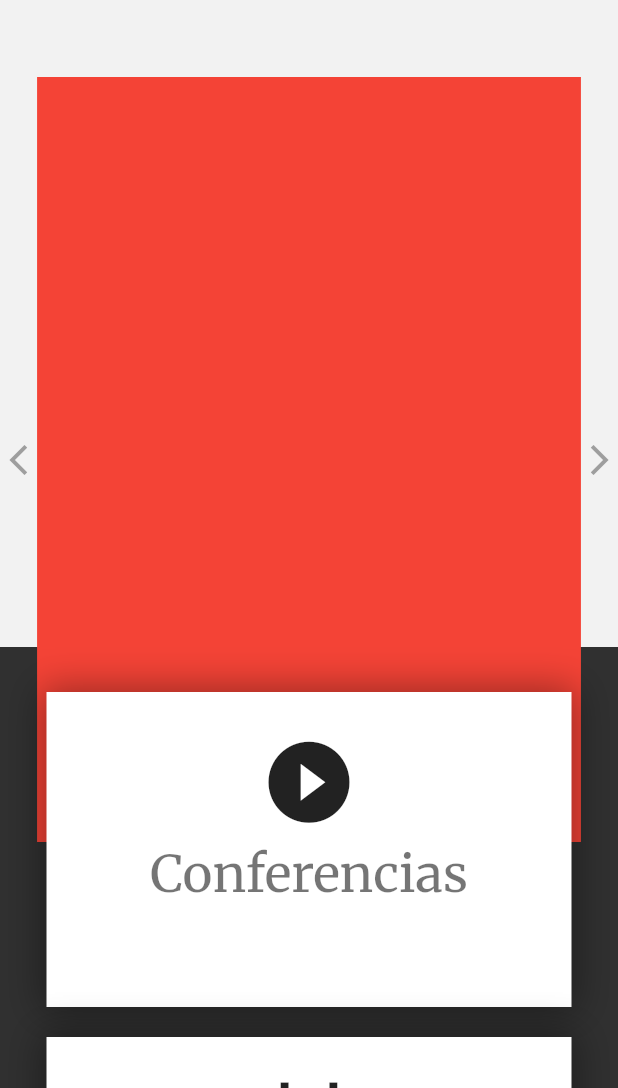
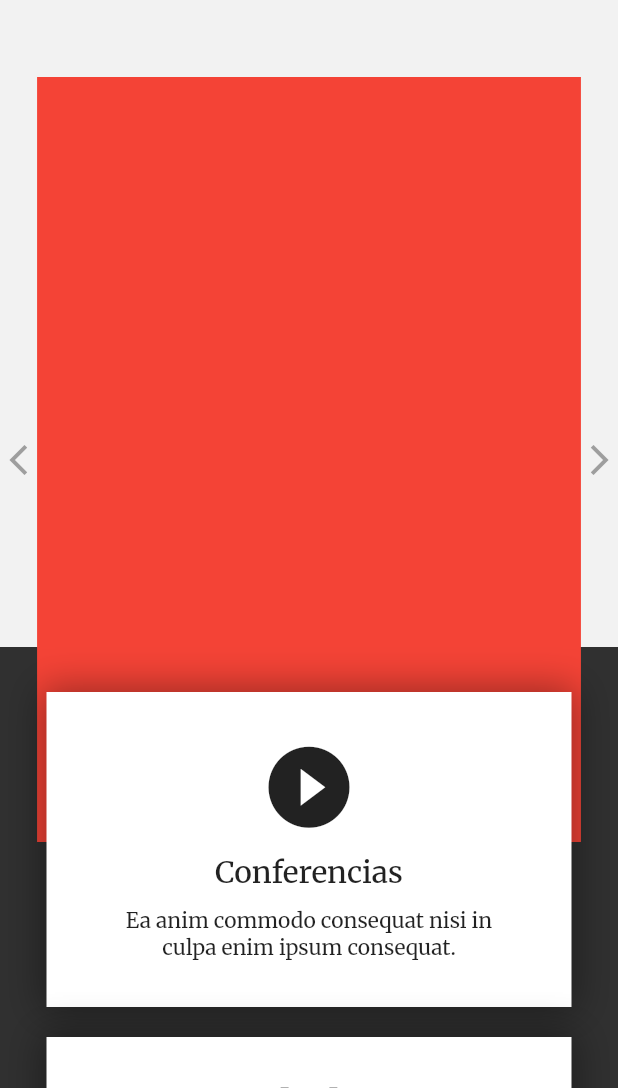
Before and after one commit to or-torah/or-torah-website, a Flutter app: the screen it shows after launch, on a phone screen of 412 x 824 dp, the part 148-1236 px from its top. Run offline on Flutter 3.47's test engine with Material 2 defaults, Android fonts, the light colour scheme and no system bars; drawn by our look-alikes of carousel_slider; our stand-ins replace go_router, google_fonts.

Commit message:
fix button description

```diff
--- a/lib/pages/home/buttons/button_title.dart
+++ b/lib/pages/home/buttons/button_title.dart
@@ -12,7 +12,7 @@
   Widget build(BuildContext context) {
     return Text(
       title,
-      style: Theme.of(context).textTheme.headlineMedium,
+      style: Theme.of(context).textTheme.titleLarge,
     );
   }
 }
--- a/lib/themes/app_theme.dart
+++ b/lib/themes/app_theme.dart
@@ -24,7 +24,7 @@
   }
 
   ThemeData get darkTheme {
-    return ThemeData.dark().copyWith(
+    return baseTheme(ThemeData.dark()).copyWith(
       appBarTheme: darkAppBar,
       colorScheme: darkColorScheme,
     );
```
